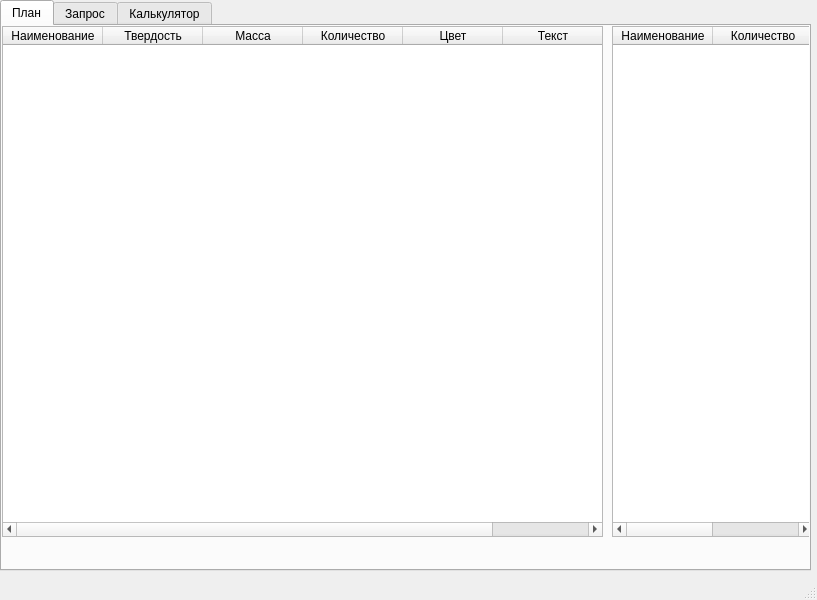
Qt form ceh_ui.ui (Korguv/Poliur) before a commit.
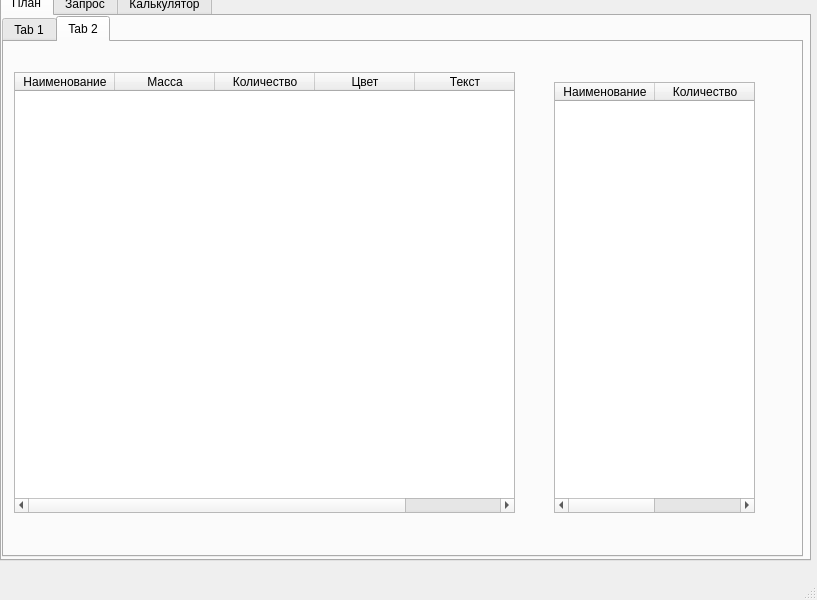
The same form after that commit. The open tabs and pages were chosen to show the change.

```diff
--- a/ceh_ui.ui
+++ b/ceh_ui.ui
@@ -18,7 +18,7 @@
     <property name="geometry">
      <rect>
       <x>0</x>
-      <y>0</y>
+      <y>-10</y>
       <width>811</width>
       <height>571</height>
      </rect>
@@ -30,13 +30,29 @@
      <attribute name="title">
       <string>План</string>
      </attribute>
-     <widget class="QTableWidget" name="tableWidget">
+     <widget class="QTabWidget" name="tabWidget_3">
       <property name="geometry">
        <rect>
         <x>0</x>
         <y>0</y>
-        <width>601</width>
-        <height>511</height>
+        <width>801</width>
+        <height>541</height>
+       </rect>
+      </property>
+      <property name="currentIndex">
+       <number>0</number>
+      </property>
+      <widget class="QWidget" name="tab_5">
+       <attribute name="title">
+        <string>Tab 1</string>
+       </attribute>
+       <widget class="QTableWidget" name="tableWidget">
+        <property name="geometry">
+         <rect>
+          <x>20</x>
+          <y>10</y>
+          <width>501</width>
+          <height>441</height>
        </rect>
       </property>
       <column>
@@ -44,11 +60,6 @@
         <string>Наименование</string>
        </property>
       </column>
-      <column>
-       <property name="text">
-        <string>Твердость</string>
-       </property>
-      </column>
       <column>
        <property name="text">
         <string>Масса</string>
@@ -73,10 +84,10 @@
      <widget class="QTableWidget" name="tableWidget_4">
       <property name="geometry">
        <rect>
-        <x>610</x>
-        <y>0</y>
+          <x>580</x>
+          <y>10</y>
         <width>201</width>
-        <height>511</height>
+          <height>431</height>
        </rect>
       </property>
       <column>
@@ -89,6 +100,68 @@
         <string>Количество</string>
        </property>
       </column>
+       </widget>
+      </widget>
+      <widget class="QWidget" name="tab_6">
+       <attribute name="title">
+        <string>Tab 2</string>
+       </attribute>
+       <widget class="QTableWidget" name="tableWidget_3">
+        <property name="geometry">
+         <rect>
+          <x>10</x>
+          <y>30</y>
+          <width>501</width>
+          <height>441</height>
+         </rect>
+        </property>
+        <column>
+         <property name="text">
+          <string>Наименование</string>
+         </property>
+        </column>
+        <column>
+         <property name="text">
+          <string>Масса</string>
+         </property>
+        </column>
+        <column>
+         <property name="text">
+          <string>Количество</string>
+         </property>
+        </column>
+        <column>
+         <property name="text">
+          <string>Цвет</string>
+         </property>
+        </column>
+        <column>
+         <property name="text">
+          <string>Текст</string>
+         </property>
+        </column>
+       </widget>
+       <widget class="QTableWidget" name="tableWidget_5">
+        <property name="geometry">
+         <rect>
+          <x>550</x>
+          <y>40</y>
+          <width>201</width>
+          <height>431</height>
+         </rect>
+        </property>
+        <column>
+         <property name="text">
+          <string>Наименование</string>
+         </property>
+        </column>
+        <column>
+         <property name="text">
+          <string>Количество</string>
+         </property>
+        </column>
+       </widget>
+      </widget>
      </widget>
     </widget>
     <widget class="QWidget" name="tab_zapr">
```
Left out of the diff: 2 changed lines with no effect on the pictures. Lines whose indentation alone changed are shown as unchanged.
